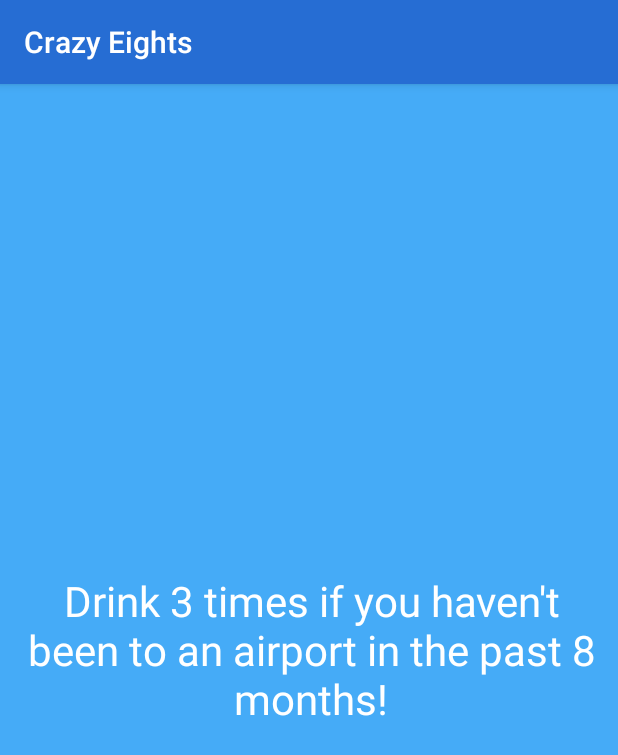
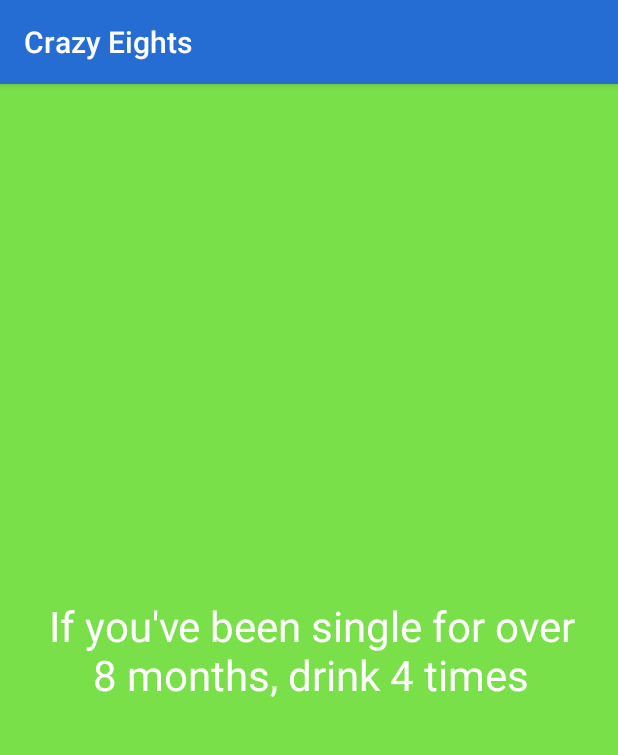
Before and after one commit to camhammel/DrinkUp, an Android app: the Eight screen opened directly, with no data from a screen before it, on a phone screen of 412 x 824 dp. Shown: the top 755 px of the screen. Run offline under Robolectric (Android 15) with nearby library versions, the phone set to English and light mode, and no system bars; 1 statement that could not run was skipped.

Commit message:
Added 20+ new texts, along with a list of songs. Also modified the colour selection.

```diff
--- a/app/src/main/java/com/cameronhammel/cam/drinkup/Eight.java
+++ b/app/src/main/java/com/cameronhammel/cam/drinkup/Eight.java
@@ -5,8 +5,12 @@ import android.graphics.Color;
 import android.os.Bundle;
 import android.support.constraint.ConstraintLayout;
 import android.support.v7.app.AppCompatActivity;
+import android.util.Log;
 import android.view.View;
 import android.widget.TextView;
+
+import java.util.ArrayList;
+import java.util.List;
 
 /**
  * An example full-screen activity that shows and hides the system UI (i.e.
@@ -18,7 +22,8 @@ public class Eight extends AppCompatActivity
     String [] texts;
     String [] words;
     String [] places;
-    int [] colours;
+    String [] songs;
+    List<String> completed;
 
     TextView tv;
     ConstraintLayout cl;
@@ -29,20 +34,45 @@ public class Eight extends AppCompatActivity
         super.onCreate(savedInstanceState);
         setContentView(R.layout.activity_eight);
 
+        completed = new ArrayList<String>();
+        completed.add("test");
         //names are accessed using the "@" key
-        texts = new String[11];
-        texts[0] = "@, list 8 Disney characters or take 3 sips!";
-        texts[1] = "@, list 8 European countries or take 3 sips!";
-        texts[2] = "@, take a sip each time you're caught swearing in the next 8 turns!";
-        texts[3] = "@, draw a # using snapchat and send it to any 8 friends or take 4 sips!";
-        texts[4] = "@, draw a # using snapchat and send it to any 8 friends or take 4 sips!";
-        texts[5] = "@, draw a # using snapchat and send it to any 8 friends or take 4 sips!";
-        texts[6] = "Drink 3 times if you haven't been to & in the past 8 months!";
-        texts[7] = "Drink 3 times if you haven't been to & in the past 8 months!";
-        texts[8] = "Drink 3 times if you haven't been to & in the past 8 months!";
-        texts[9] = "@, send an erotic text of 8 words or more to a friend or take 5 sips!";
-        texts[10] = "@, play the first 8 seconds of a random song on your phone. If nobody can guess the artist, take 3 sips.";
-
+        texts = new String[35];
+        texts[0] = "@, list 8 Disney characters or take 3 sips";
+        texts[1] = "@, list 8 European countries or take 3 sips";
+        texts[2] = "@, take a sip each time you're caught swearing in the next 8 turns";
+        texts[3] = "@, draw a # using snapchat and send it to any 8 friends or take 4 sips";
+        texts[4] = "@, draw a # using snapchat and send it to any 8 friends or take 4 sips";
+        texts[5] = "@, draw a # using snapchat and send it to any 8 friends or take 4 sips";
+        texts[6] = "Drink 3 times if you haven't been to & in the past 8 months";
+        texts[7] = "Drink 3 times if you haven't been to & in the past 8 months";
+        texts[8] = "Drink 3 times if you haven't been to & in the past 8 months";
+        texts[9] = "@, send an erotic text of 8 words or more to a friend or take 5 sips";
+        texts[10] = "@, play the first 8 seconds of a random song on your phone. If nobody can guess the artist, take 3 sips";
+        texts[11] = "If you've masturbated in the past 8 hours, take 3 sips";
+        texts[12] = "@, distribute 8 sips to other players (it doesn't have to be fair!)";
+        texts[13] = "@, pick your opponent. You will play rock-paper-scissors, and the winner will distribute 8 sips to other players";
+        texts[14] = "@, insult the person to your left 8 times, or take 3 sips";
+        texts[15] = "Drink 4 sips if you've ever had alcohol before 8:00am";
+        texts[16] = "If your first name has 8 letters or more, drink 3 times";
+        texts[17] = "@, list 8 synonyms of the word 'vagina' or drink 3 sips";
+        texts[18] = "@, list 8 date night ideas or drink 3 times";
+        texts[19] = "If you have a sibling with 8 or more years difference in age, drink 5 times";
+        texts[20] = "The person in the room with the worst british accent must drink 4 times";
+        texts[21] = "If you've gone mini-golfing in the past 8 months, give out 3 sips";
+        texts[22] = "@, if you have $8 or less cash on hand, give out 5 sips";
+        texts[23] = "The oldest player in the room may give out 8 sips";
+        texts[24] = "Anyone who can't do 8 pushups must drink 4 times";
+        texts[25] = "If you've been single for over 8 months, drink 4 times";
+        texts[26] = "@, drink 3 times (tough luck!)";
+        texts[27] = "If you've seen anyone in the room nude, drink 8 times";
+        texts[28] = "If you enjoy cold pizza, drink twice";
+        texts[29] = "Whoever has the strongest drink must both drink and give out 3 sips";
+        texts[30] = "Go around the room and try to list 5 songs from the 90's. The first person that can, may give out 8 sips to other players";
+        texts[31] = "Show your moves. Whoever can dance the best according to @ can give out 8 sips";
+        texts[32] = "Whoever has the most snapchat friends may give out 8 sips";
+        texts[33] = "@, sing the chorus of =. If you can, give out 8 sips";
+        texts[34] = "@, you have 8 seconds to recite the alphabet. If you can't in time, drink 4 times";
 
         //list of nouns accessed using the # key
         words = new String[11];
@@ -55,8 +85,8 @@ public class Eight extends AppCompatActivity
         words[6] = "mustache on another player";
         words[7] = "winky face";
         words[8] = "self-portrait";
-        words[9] = "pair of boobs";
-        words[10] = "";
+        words[9] = "female body";
+        words[10] = "buzz lightyear";
 
         //list of destinations accessed using the & key
         places = new String[11];
@@ -72,6 +102,19 @@ public class Eight extends AppCompatActivity
         places[9] = "an airport";
         places[10] = "Toronto";
 
+        //list of songs accessed using the = key
+        songs = new String[10];
+        songs[0] = "Piano Man by Billy Joel";
+        songs[1] = "Roxanne by The Police";
+        songs[2] = "Hotel California by The Eagles";
+        songs[3] = "Stronger by Kanye West";
+        songs[4] = "The James Bond theme";
+        songs[5] = "Redbone by Childish Gambino";
+        songs[6] = "The Final Countdown by Europe";
+        songs[7] = "Stacy's Mom by Bowling For Soup";
+        songs[8] = "I Want It That Way by the Backstreet Boys";
+        songs[9] = "Sweet Caroline by Neil Diamond";
+
         playRound();
     }
 
@@ -83,21 +126,47 @@ public class Eight extends AppCompatActivity
     }
 
     @SuppressLint("ResourceAsColor")
-    public void refreshText(View view)
-    {
-        cl.setBackgroundColor((int) (Color.CYAN * Math.random()));
-        tv.setText(generateText());
+    public void refreshText(View view) {
+
+        String newText = generateText();
+
+        if (completed.size() >= 50)
+        {
+            cl.setBackgroundColor(Color.RED);
+            tv.setText("Thanks for playing!");
+
+            for (int i=0; i<completed.size(); i++)
+                Log.e("GAME_OVER: " + i, completed.get(i));
+        }
+
+        else if (!completed.contains(newText))
+        {
+            int c1 = (int) (50 + (Math.random() * 205));
+            int c3 = (int) (50 + (Math.random() * 205));
+            int c2 = (int) (50 + (Math.random() * 205));
+            cl.setBackgroundColor(Color.rgb(c1, c2, c3));
+            tv.setText(newText);
+            completed.add(newText);
+        }
+
+        else
+        {
+            refreshText(view);
+        }
+
     }
 
     private String generateText()
     {
         String n = texts[(int) (Math.random() * texts.length)];
+        int v = (int) (Math.random() * songs.length);
         int x = (int) (Math.random() * words.length);
         int y = (int) (Math.random() * places.length);
         int z = (int) (Math.random() * MainActivity.finalplayers.size());
         n = n.replaceAll("@", MainActivity.finalplayers.get(z) + "");
         n = n.replaceAll("#", words[x]);
         n = n.replaceAll("&", places[y]);
+        n = n.replaceAll("=", songs[v]);
         return n;
     }
 }
--- a/app/src/main/res/layout/activity_eight.xml
+++ b/app/src/main/res/layout/activity_eight.xml
@@ -27,11 +27,12 @@
             android:layout_marginEnd="175dp"
             android:layout_marginStart="177dp"
             android:layout_marginTop="285dp"
+            android:padding="24dp"
             android:text="TextView"
+            android:textAlignment="center"
             android:textAppearance="@android:style/TextAppearance.DeviceDefault.Large"
             android:textColor="#FFFFFF"
             android:textSize="28sp"
-            android:textAlignment="center"
             app:layout_constraintBottom_toBottomOf="parent"
             app:layout_constraintEnd_toEndOf="parent"
             app:layout_constraintStart_toStartOf="parent"
```
